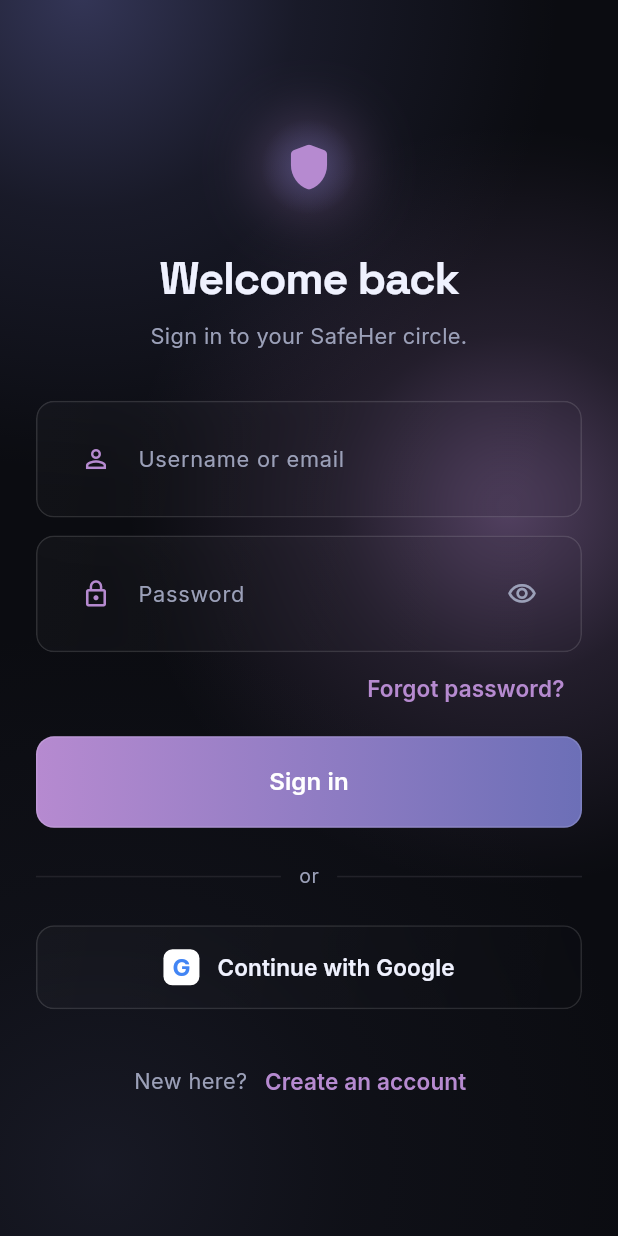
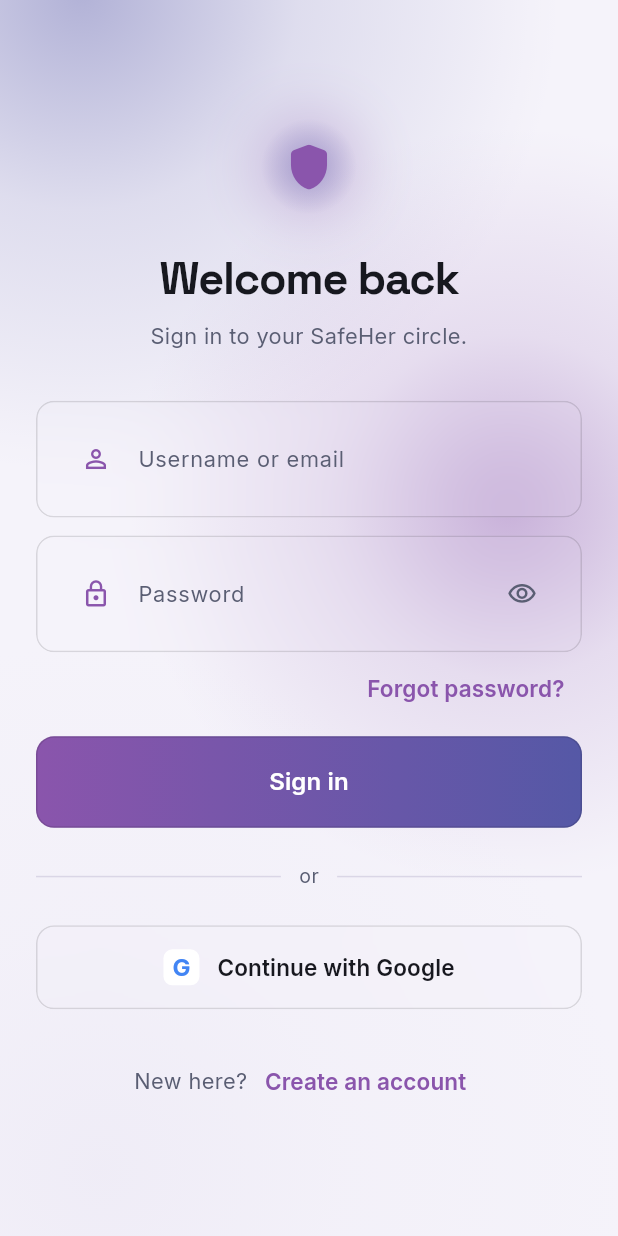
Before and after one commit to hammadansar49-prog/women-safety-and-emergency-app, a Flutter app: the screen it shows after launch, after a tap on "Get started", on a phone screen of 412 x 824 dp. Run offline on Flutter 3.47's test engine with Material 3 defaults, Android fonts, the phone set to English and light mode, and no system bars; our stand-ins replace cloud_firestore, firebase_auth, firebase_core, google_fonts, google_sign_in, hive_ce_flutter and 1 more; accounts and stored records are empty.

Commit message:
Add working light theme, SOS buddy menu in chat (max 5), demo buddy in local mode
Co-Authored-By: Claude Sonnet 5.5 <noreply@anthropic.com>

```diff
--- a/lib/auth_screens.dart
+++ b/lib/auth_screens.dart
@@ -100,7 +100,7 @@ class _PrimaryButton extends StatelessWidget {
       padding: const EdgeInsets.symmetric(vertical: Space.x4 + 2),
       decoration: BoxDecoration(
         borderRadius: Radii.brSm,
-        gradient: const LinearGradient(
+        gradient: LinearGradient(
           colors: [AppColors.accent, AppColors.primary],
         ),
         border: Border.all(color: AppColors.glassHairline),
@@ -194,7 +194,7 @@ Widget _authHeader(BuildContext context, String title, String subtitle) {
             ),
           ],
         ),
-        child: const Icon(
+        child: Icon(
           Icons.shield_rounded,
           size: 36,
           color: AppColors.accent,
@@ -219,12 +219,12 @@ Widget _authHeader(BuildContext context, String title, String subtitle) {
 /// A thin "or" divider between the primary form and the social option.
 Widget _orDivider(BuildContext context) => Row(
   children: [
-    const Expanded(child: Divider(color: AppColors.border)),
+    Expanded(child: Divider(color: AppColors.border)),
     Padding(
       padding: const EdgeInsets.symmetric(horizontal: Space.x3),
       child: Text('or', style: Theme.of(context).textTheme.bodySmall),
     ),
-    const Expanded(child: Divider(color: AppColors.border)),
+    Expanded(child: Divider(color: AppColors.border)),
   ],
 );
 
--- a/lib/main.dart
+++ b/lib/main.dart
@@ -69,12 +69,33 @@ class SafeHerApp extends StatefulWidget {
   State<SafeHerApp> createState() => _SafeHerAppState();
 }
 
-class _SafeHerAppState extends State<SafeHerApp> {
+class _SafeHerAppState extends State<SafeHerApp> with WidgetsBindingObserver {
   late final SocialController social =
       widget.social ?? SocialController(newAccount: true);
   ThemeMode get themeMode => ThemeMode.values.byName(social.appearance);
   @override
+  void initState() {
+    super.initState();
+    WidgetsBinding.instance.addObserver(this);
+  }
+
+  /// "System" follows the device, including its automatic day/night schedule.
+  @override
+  void didChangePlatformBrightness() {
+    if (mounted) setState(() {});
+  }
+
+  bool get _useLight => switch (themeMode) {
+    ThemeMode.light => true,
+    ThemeMode.dark => false,
+    ThemeMode.system =>
+      WidgetsBinding.instance.platformDispatcher.platformBrightness ==
+          Brightness.light,
+  };
+
+  @override
   void dispose() {
+    WidgetsBinding.instance.removeObserver(this);
     if (widget.social == null) social.dispose();
     super.dispose();
   }
@@ -82,15 +103,18 @@ class _SafeHerAppState extends State<SafeHerApp> {
   @override
   Widget build(BuildContext context) => ListenableBuilder(
     listenable: social,
-    builder: (context, _) => MaterialApp(
+    builder: (context, _) {
+      // The palette is global: set it before the theme (and every widget that
+      // reads AppColors) is built for this frame.
+      AppColors.light = _useLight;
+      return MaterialApp(
         title: 'SafeHer',
         debugShowCheckedModeBanner: false,
-      // One locked dark "aurora glass" theme. The appearance setting is kept so
-      // nothing breaks, but both slots resolve to the same theme for now — a
-      // light variant needs its own generated companion palette.
+        // The active palette is global (set above), so both slots build the same
+        // theme and themeMode just picks one.
         theme: AppTheme.build(),
         darkTheme: AppTheme.build(),
-      themeMode: themeMode,
+        themeMode: _useLight ? ThemeMode.light : ThemeMode.dark,
         builder: (context, child) =>
             AuroraBackground(child: child ?? const SizedBox.shrink()),
         home: SafeHerShell(
@@ -98,7 +122,8 @@ class _SafeHerAppState extends State<SafeHerApp> {
           themeMode: themeMode,
           onThemeChanged: (mode) => social.setAppearance(mode.name),
         ),
-    ),
+      );
+    },
   );
 }
 
@@ -226,6 +251,8 @@ class _SafeHerShellState extends State<SafeHerShell> {
 
   void _enter(String username) {
     if (username.isNotEmpty) social.claimUsername(username);
+    // Local preview mode has nobody to talk to, so seed one demo buddy.
+    if (auth is LocalAuthService) social.seedDemoFriend('ayesha');
     social.setSignedIn(true);
     if (mounted) setState(() {});
   }
@@ -562,12 +589,7 @@ class _SafeHerShellState extends State<SafeHerShell> {
   EdgeInsets _pagePadding(BuildContext context) {
     final media = MediaQuery.of(context);
     final side = media.size.width < 360 ? 16.0 : 24.0;
-    return EdgeInsets.fromLTRB(
-      side,
-      24,
-      side,
-      24 + 88 + media.padding.bottom,
-    );
+    return EdgeInsets.fromLTRB(side, 24, side, 24 + 88 + media.padding.bottom);
   }
 
   Widget _welcome() {
@@ -640,7 +662,7 @@ class _SafeHerShellState extends State<SafeHerShell> {
                           ),
                           decoration: BoxDecoration(
                             borderRadius: Radii.brSm,
-                        gradient: const LinearGradient(
+                            gradient: LinearGradient(
                               colors: [AppColors.accent, AppColors.primary],
                             ),
                             border: Border.all(color: AppColors.glassHairline),
@@ -889,15 +911,9 @@ class _SafeHerShellState extends State<SafeHerShell> {
                 child: Column(
                   crossAxisAlignment: CrossAxisAlignment.start,
                   children: [
-                    Text(
-                      title,
-                      style: Theme.of(context).textTheme.titleMedium,
-                    ),
+                    Text(title, style: Theme.of(context).textTheme.titleMedium),
                     const SizedBox(height: Space.x1),
-                    Text(
-                      detail,
-                      style: Theme.of(context).textTheme.bodyMedium,
-                    ),
+                    Text(detail, style: Theme.of(context).textTheme.bodyMedium),
                   ],
                 ),
               ),
@@ -923,11 +939,7 @@ class _GlassNavBar extends StatelessWidget {
   final ValueChanged<int> onSelected;
 
   static const _items = <({IconData icon, IconData active, String label})>[
-    (
-      icon: Icons.shield_outlined,
-      active: Icons.shield_rounded,
-      label: 'Home',
-    ),
+    (icon: Icons.shield_outlined, active: Icons.shield_rounded, label: 'Home'),
     (
       icon: Icons.people_outline,
       active: Icons.people_rounded,
@@ -947,12 +959,7 @@ class _GlassNavBar extends StatelessWidget {
     return SafeArea(
       top: false,
       child: Padding(
-        padding: const EdgeInsets.fromLTRB(
-          Space.x4,
-          0,
-          Space.x4,
-          Space.x4,
-        ),
+        padding: const EdgeInsets.fromLTRB(Space.x4, 0, Space.x4, Space.x4),
         // heightFactor 1.0 is the fix for the nav floating mid-screen: a plain
         // Center expands to fill the (loose) bottom-bar height and parks the
         // small glass panel in the middle of it. Wrapping the height to the
--- a/lib/theme/app_theme.dart
+++ b/lib/theme/app_theme.dart
@@ -12,8 +12,8 @@ class AppTheme {
   const AppTheme._();
 
   static ThemeData build() {
-    const scheme = ColorScheme(
-      brightness: Brightness.dark,
+    final scheme = ColorScheme(
+      brightness: AppColors.light ? Brightness.light : Brightness.dark,
       primary: AppColors.primary,
       onPrimary: AppColors.onPrimary,
       secondary: AppColors.accent,
@@ -30,7 +30,9 @@ class AppTheme {
       outlineVariant: AppColors.border,
     );
 
-    final body = GoogleFonts.interTextTheme(ThemeData.dark().textTheme);
+    final body = GoogleFonts.interTextTheme(
+      (AppColors.light ? ThemeData.light() : ThemeData.dark()).textTheme,
+    );
     final text = body.copyWith(
       // Display + headline use Space Grotesk with tight tracking; the tracking
       // is what keeps a geometric face from reading loose at large sizes.
@@ -92,7 +94,7 @@ class AppTheme {
 
     return ThemeData(
       useMaterial3: true,
-      brightness: Brightness.dark,
+      brightness: scheme.brightness,
       colorScheme: scheme,
       textTheme: text,
       // The aurora field paints the background, so the scaffold itself is the
@@ -108,7 +110,7 @@ class AppTheme {
         foregroundColor: AppColors.text,
         titleTextStyle: text.titleLarge,
       ),
-      cardTheme: const CardThemeData(
+      cardTheme: CardThemeData(
         elevation: 0,
         color: AppColors.surface,
         surfaceTintColor: Colors.transparent,
@@ -117,7 +119,7 @@ class AppTheme {
           side: BorderSide(color: AppColors.border),
         ),
       ),
-      dividerTheme: const DividerThemeData(
+      dividerTheme: DividerThemeData(
         color: AppColors.border,
         thickness: 1,
         space: 1,
@@ -143,7 +145,7 @@ class AppTheme {
       outlinedButtonTheme: OutlinedButtonThemeData(
         style: OutlinedButton.styleFrom(
           foregroundColor: AppColors.text,
-          side: const BorderSide(color: AppColors.border),
+          side: BorderSide(color: AppColors.border),
           textStyle: text.labelLarge,
           padding: const EdgeInsets.symmetric(
             horizontal: Space.x6,
@@ -161,15 +163,15 @@ class AppTheme {
           horizontal: Space.x4,
           vertical: Space.x4,
         ),
-        border: const OutlineInputBorder(
+        border: OutlineInputBorder(
           borderRadius: Radii.brSm,
           borderSide: BorderSide(color: AppColors.border),
         ),
-        enabledBorder: const OutlineInputBorder(
+        enabledBorder: OutlineInputBorder(
           borderRadius: Radii.brSm,
           borderSide: BorderSide(color: AppColors.border),
         ),
-        focusedBorder: const OutlineInputBorder(
+        focusedBorder: OutlineInputBorder(
           borderRadius: Radii.brSm,
           borderSide: BorderSide(color: AppColors.accent, width: 1.6),
         ),
@@ -180,12 +182,12 @@ class AppTheme {
         behavior: SnackBarBehavior.floating,
         shape: const RoundedRectangleBorder(borderRadius: Radii.brSm),
       ),
-      listTileTheme: const ListTileThemeData(
+      listTileTheme: ListTileThemeData(
         iconColor: AppColors.accent,
         textColor: AppColors.text,
       ),
-      iconTheme: const IconThemeData(color: AppColors.text),
-      progressIndicatorTheme: const ProgressIndicatorThemeData(
+      iconTheme: IconThemeData(color: AppColors.text),
+      progressIndicatorTheme: ProgressIndicatorThemeData(
         color: AppColors.accent,
         linearTrackColor: AppColors.secondary,
       ),
--- a/lib/theme/tokens.dart
+++ b/lib/theme/tokens.dart
@@ -10,27 +10,31 @@ class AppColors {
   const AppColors._();
 
   // Generated palette: premium / dark / analogous (seed 23), violet -> magenta.
-  static const text = Color(0xFFEFF1FE);
-  static const bg = Color(0xFF0B0C11);
-  static const surface = Color(0xFF16171D);
-  static const primary = Color(0xFF6C6FB7);
+  static Color get text => light ? const Color(0xFF17181F) : const Color(0xFFEFF1FE);
+  static Color get bg => light ? const Color(0xFFF5F3FA) : const Color(0xFF0B0C11);
+  static Color get surface => light ? const Color(0xFFFFFFFF) : const Color(0xFF16171D);
+  static Color get primary => light ? const Color(0xFF5558A6) : const Color(0xFF6C6FB7);
   static const onPrimary = Color(0xFFFFFFFF);
-  static const secondary = Color(0xFF2A2C41);
-  static const accent = Color(0xFFB68AD0);
-  static const border = Color(0xFF222229);
+
+  /// Which palette is live. Set from the appearance setting before the theme
+  /// is built; every colour below resolves against it.
+  static bool light = false;
+  static Color get secondary => light ? const Color(0xFFE7E3F2) : const Color(0xFF2A2C41);
+  static Color get accent => light ? const Color(0xFF8A55AC) : const Color(0xFFB68AD0);
+  static Color get border => light ? const Color(0xFFDAD6E6) : const Color(0xFF222229);
 
   /// Reserved exclusively for the active-SOS state. Never used as a generic
   /// accent — an emergency has to look unlike anything else in the product.
   /// 6.08:1 on [bg]. White labels on this fill are UI-safe only (3.21:1), so
   /// they are permitted at large bold sizes and nowhere else.
-  static const danger = Color(0xFFFF4D6D);
+  static Color get danger => light ? const Color(0xFFD61F49) : const Color(0xFFFF4D6D);
 
   /// Muted body text. Derived from [text], kept here so the dimmed tone is one
   /// value instead of a dozen hand-picked opacities.
-  static const textMuted = Color(0xFF9BA0B8);
+  static Color get textMuted => light ? const Color(0xFF5A5E73) : const Color(0xFF9BA0B8);
 
   /// Hairline that makes a glass panel read as glass: ~12% white.
-  static const glassHairline = Color(0x1FFFFFFF);
+  static Color get glassHairline => light ? const Color(0x1F000000) : const Color(0x1FFFFFFF);
 }
 
 /// 4px base spacing scale. Named steps with roles, not arbitrary numbers.
--- a/lib/ui/aurora_background.dart
+++ b/lib/ui/aurora_background.dart
@@ -59,7 +59,7 @@ class _AuroraBackgroundState extends State<AuroraBackground>
   @override
   Widget build(BuildContext context) {
     return DecoratedBox(
-      decoration: const BoxDecoration(color: AppColors.bg),
+      decoration: BoxDecoration(color: AppColors.bg),
       child: Stack(
         children: [
           Positioned.fill(
@@ -80,7 +80,7 @@ class _AuroraBackgroundState extends State<AuroraBackground>
 }
 
 class _Orb {
-  const _Orb({
+  _Orb({
     required this.color,
     required this.anchor,
     required this.drift,
@@ -102,7 +102,7 @@ class _AuroraPainter extends CustomPainter {
 
   // Violet -> magenta, straight off the locked palette. Opacities stay low:
   // this is atmosphere, not a feature, and the text above it must stay legible.
-  static const _orbs = <_Orb>[
+  static List<_Orb> get _orbs => <_Orb>[
     _Orb(
       color: AppColors.primary,
       anchor: Alignment(-0.75, -0.85),
--- a/lib/ui/sos_button.dart
+++ b/lib/ui/sos_button.dart
@@ -160,8 +160,8 @@ class _SosButtonState extends State<SosButton>
                 begin: Alignment.topLeft,
                 end: Alignment.bottomRight,
                 colors: _isActive || _isCountdown
-                    ? const [Color(0xFFFF6B85), AppColors.danger]
-                    : const [AppColors.accent, AppColors.primary],
+                    ? [Color(0xFFFF6B85), AppColors.danger]
+                    : [AppColors.accent, AppColors.primary],
               ),
               border: Border.all(
                 color: Colors.white.withValues(alpha: 0.18),
```
Also changed, not shown: lib/chat_screen.dart (+53 -0 lines), lib/social_controller.dart (+36 -1 lines). Lines whose indentation alone changed are shown as unchanged.
